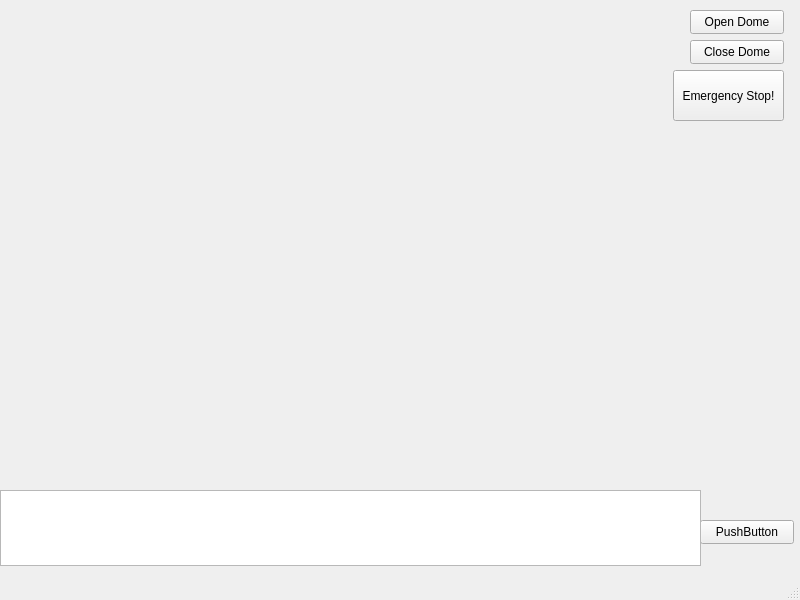
avillalobos/quimal, file src/dome/src/view/graphical/tcs_gui.ui: the form before one commit.
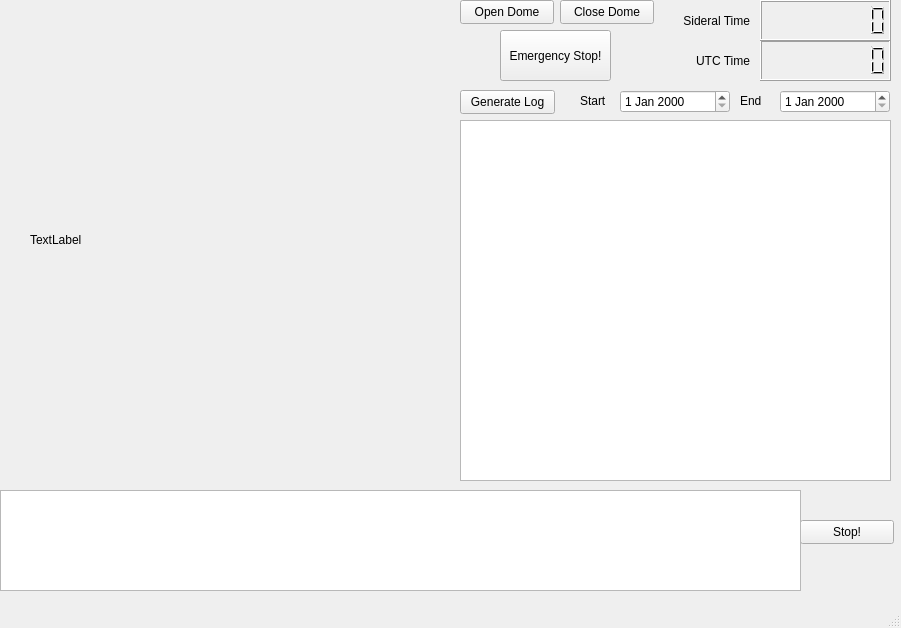
The form after the commit.

Patch:
```diff
--- a/src/dome/src/view/graphical/tcs_gui.ui
+++ b/src/dome/src/view/graphical/tcs_gui.ui
@@ -6,8 +6,8 @@
    <rect>
     <x>0</x>
     <y>0</y>
-    <width>800</width>
-    <height>600</height>
+    <width>901</width>
+    <height>628</height>
    </rect>
   </property>
   <property name="windowTitle">
@@ -17,14 +17,14 @@
    <widget class="QPushButton" name="Start_Stop">
     <property name="geometry">
      <rect>
-      <x>700</x>
+      <x>800</x>
       <y>520</y>
       <width>94</width>
       <height>24</height>
      </rect>
     </property>
     <property name="text">
-     <string>PushButton</string>
+     <string>Stop!</string>
     </property>
    </widget>
    <widget class="QPlainTextEdit" name="LogMonitor">
@@ -32,8 +32,8 @@
      <rect>
       <x>0</x>
       <y>490</y>
-      <width>701</width>
-      <height>76</height>
+      <width>801</width>
+      <height>101</height>
      </rect>
     </property>
     <property name="sizePolicy">
@@ -55,8 +55,8 @@
    <widget class="QPushButton" name="open_dome_btn">
     <property name="geometry">
      <rect>
-      <x>690</x>
-      <y>10</y>
+      <x>460</x>
+      <y>0</y>
       <width>94</width>
       <height>24</height>
      </rect>
@@ -68,8 +68,8 @@
    <widget class="QPushButton" name="close_dome_btn">
     <property name="geometry">
      <rect>
-      <x>690</x>
-      <y>40</y>
+      <x>560</x>
+      <y>0</y>
       <width>94</width>
       <height>24</height>
      </rect>
@@ -81,8 +81,8 @@
    <widget class="QPushButton" name="emergency_stop_btn">
     <property name="geometry">
      <rect>
-      <x>673</x>
-      <y>70</y>
+      <x>500</x>
+      <y>30</y>
       <width>111</width>
       <height>51</height>
      </rect>
@@ -91,6 +91,164 @@
      <string>Emergency Stop!</string>
     </property>
    </widget>
+   <widget class="QTableView" name="sensor_display">
+    <property name="geometry">
+     <rect>
+      <x>460</x>
+      <y>120</y>
+      <width>431</width>
+      <height>361</height>
+     </rect>
+    </property>
+    <property name="dragDropOverwriteMode">
+     <bool>false</bool>
+    </property>
+    <property name="selectionMode">
+     <enum>QAbstractItemView::SingleSelection</enum>
+    </property>
+   </widget>
+   <widget class="QLabel" name="camera_view">
+    <property name="geometry">
+     <rect>
+      <x>30</x>
+      <y>40</y>
+      <width>400</width>
+      <height>400</height>
+     </rect>
+    </property>
+    <property name="text">
+     <string>TextLabel</string>
+    </property>
+   </widget>
+   <widget class="QLCDNumber" name="lcd_local_time">
+    <property name="geometry">
+     <rect>
+      <x>760</x>
+      <y>40</y>
+      <width>131</width>
+      <height>41</height>
+     </rect>
+    </property>
+    <property name="digitCount">
+     <number>8</number>
+    </property>
+    <property name="value" stdset="0">
+     <double>0.000000000000000</double>
+    </property>
+    <property name="intValue" stdset="0">
+     <number>0</number>
+    </property>
+   </widget>
+   <widget class="QDateEdit" name="dateEdit">
+    <property name="geometry">
+     <rect>
+      <x>620</x>
+      <y>90</y>
+      <width>110</width>
+      <height>23</height>
+     </rect>
+    </property>
+   </widget>
+   <widget class="QDateEdit" name="dateEdit_2">
+    <property name="geometry">
+     <rect>
+      <x>780</x>
+      <y>90</y>
+      <width>110</width>
+      <height>23</height>
+     </rect>
+    </property>
+   </widget>
+   <widget class="QPushButton" name="btn_generate_log">
+    <property name="geometry">
+     <rect>
+      <x>460</x>
+      <y>90</y>
+      <width>95</width>
+      <height>24</height>
+     </rect>
+    </property>
+    <property name="text">
+     <string>Generate Log</string>
+    </property>
+   </widget>
+   <widget class="QLabel" name="start_date_label">
+    <property name="geometry">
+     <rect>
+      <x>580</x>
+      <y>90</y>
+      <width>41</width>
+      <height>21</height>
+     </rect>
+    </property>
+    <property name="text">
+     <string>Start</string>
+    </property>
+   </widget>
+   <widget class="QLabel" name="start_date_label_2">
+    <property name="geometry">
+     <rect>
+      <x>740</x>
+      <y>90</y>
+      <width>41</width>
+      <height>21</height>
+     </rect>
+    </property>
+    <property name="text">
+     <string>End</string>
+    </property>
+   </widget>
+   <widget class="QLCDNumber" name="lcd_sideral_time">
+    <property name="geometry">
+     <rect>
+      <x>760</x>
+      <y>0</y>
+      <width>131</width>
+      <height>41</height>
+     </rect>
+    </property>
+    <property name="digitCount">
+     <number>8</number>
+    </property>
+    <property name="value" stdset="0">
+     <double>0.000000000000000</double>
+    </property>
+    <property name="intValue" stdset="0">
+     <number>0</number>
+    </property>
+   </widget>
+   <widget class="QLabel" name="lbl_sideral_time">
+    <property name="geometry">
+     <rect>
+      <x>670</x>
+      <y>10</y>
+      <width>80</width>
+      <height>22</height>
+     </rect>
+    </property>
+    <property name="text">
+     <string>Sideral Time</string>
+    </property>
+    <property name="alignment">
+     <set>Qt::AlignRight|Qt::AlignTrailing|Qt::AlignVCenter</set>
+    </property>
+   </widget>
+   <widget class="QLabel" name="lbl_local_time">
+    <property name="geometry">
+     <rect>
+      <x>670</x>
+      <y>50</y>
+      <width>80</width>
+      <height>22</height>
+     </rect>
+    </property>
+    <property name="text">
+     <string>UTC Time</string>
+    </property>
+    <property name="alignment">
+     <set>Qt::AlignRight|Qt::AlignTrailing|Qt::AlignVCenter</set>
+    </property>
+   </widget>
   </widget>
   <widget class="QMenuBar" name="menubar">
    <property name="geometry">
```
Left out of the diff: 31 changed lines with no effect on the pictures.
